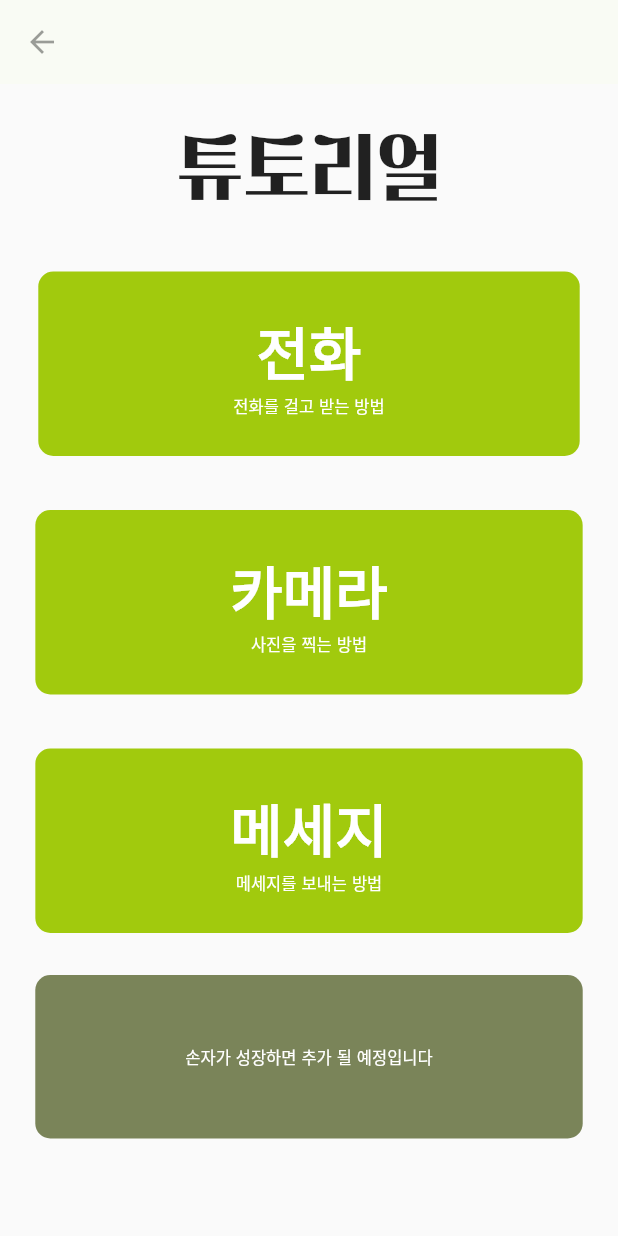
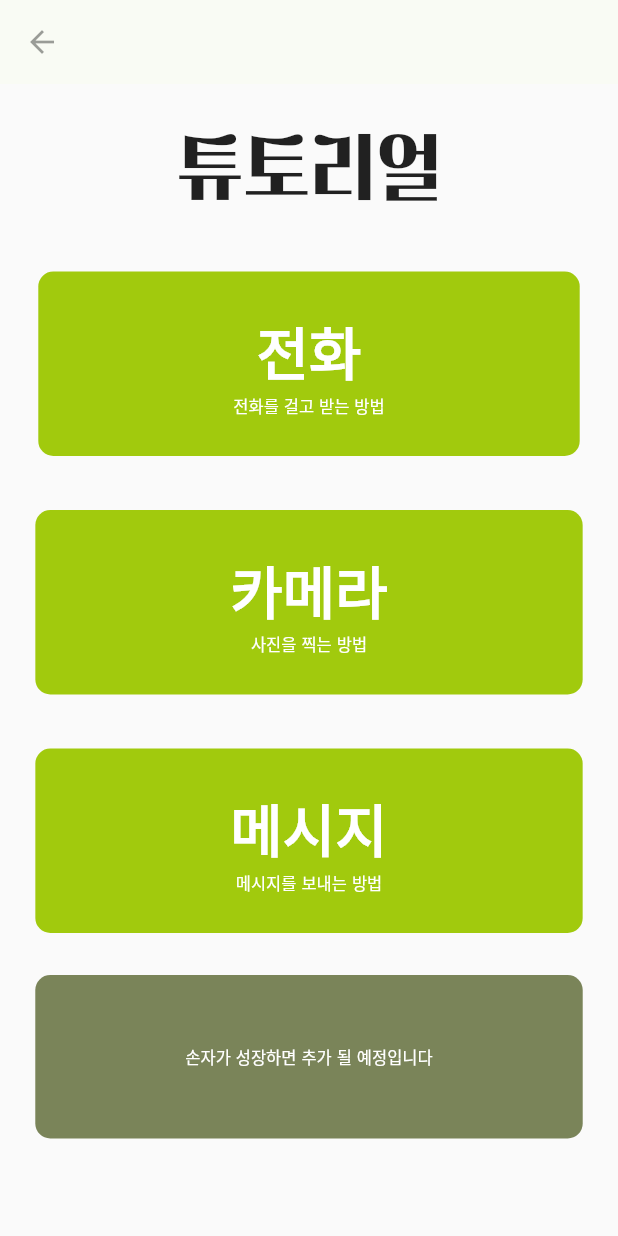
Before and after one commit to JIEEEN/SMART-ME, a Flutter app: the Tutorials screen opened directly, on a phone screen of 412 x 824 dp. Run offline on Flutter 3.47's test engine with Material 2 defaults, Android fonts, the phone set to English and light mode, and no system bars; our stand-ins replace cloud_firestore, firebase_core; missing offline and left inert: slide_action; accounts and stored records are empty.

Commit message:
[MOD] message Korean fix

```diff
--- a/lib/message_tutorial_describe.dart
+++ b/lib/message_tutorial_describe.dart
@@ -55,7 +55,7 @@ class MessageTutorialDescribe extends StatelessWidget {
                   crossAxisAlignment: CrossAxisAlignment.center,
                   children: [
                     const Text(
-                      '"메세지"',
+                      '"메시지"',
                       style:
                           TextStyle(fontSize: 48, fontWeight: FontWeight.w700),
                     ),
--- a/lib/tutorials.dart
+++ b/lib/tutorials.dart
@@ -138,7 +138,7 @@ class Tutorials extends StatelessWidget {
                   child: Column(
                     children: [
                       Text(
-                        '메세지',
+                        '메시지',
                         style: TextStyle(
                           fontSize: 38,
                           color: Colors.white,
@@ -147,7 +147,7 @@ class Tutorials extends StatelessWidget {
                         ),
                       ),
                       Text(
-                        '메세지를 보내는 방법',
+                        '메시지를 보내는 방법',
                         style: TextStyle(
                           fontSize: 11,
                           color: Colors.white,
```
